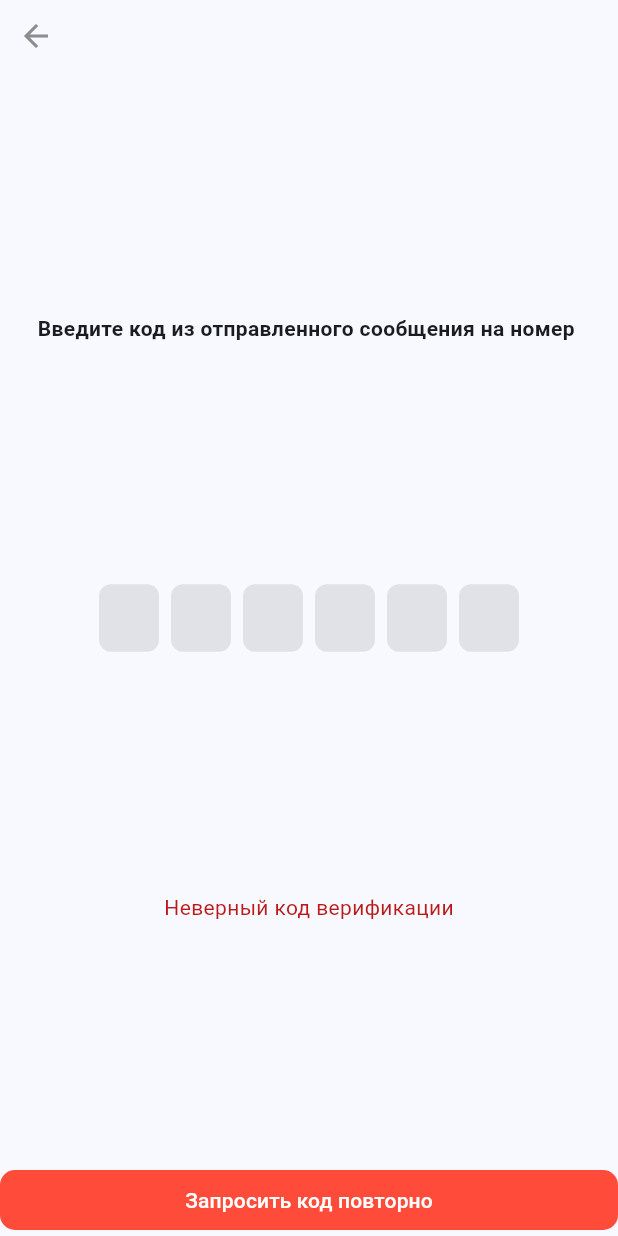
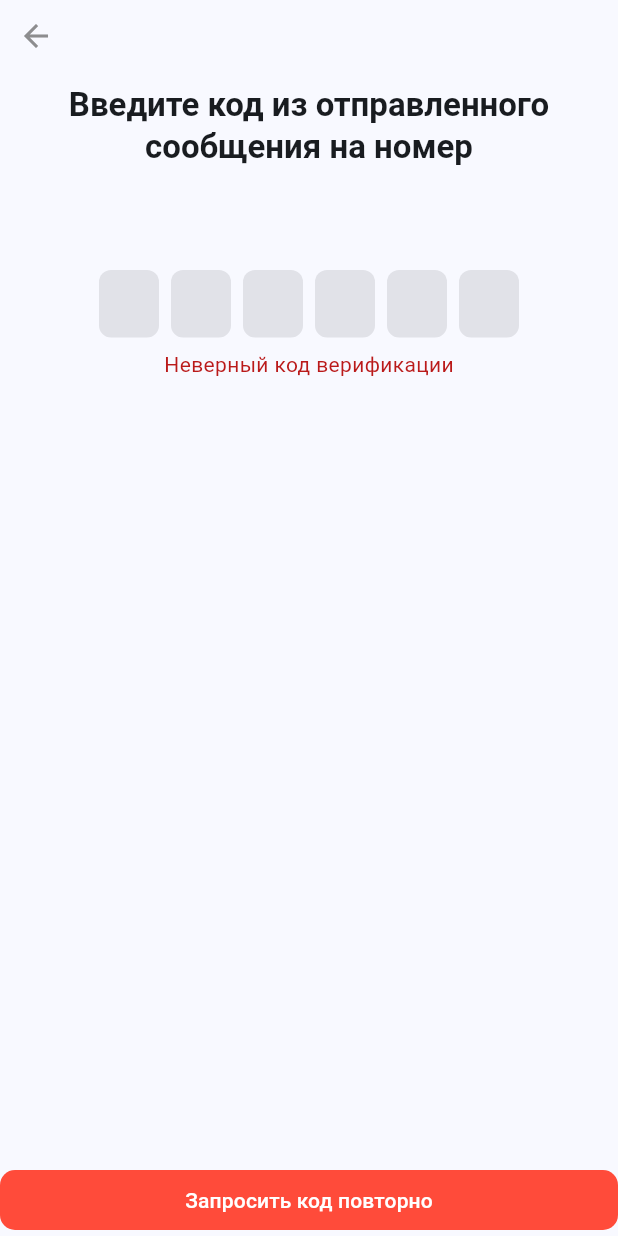
Before and after one commit to toastmanager/peak_it_2024_app, a Flutter app: the CodeVerifyScreen widget shown alone on an empty page, opened directly with empty values, after a tap on "Запросить код повторно", on a phone screen of 412 x 824 dp. Run offline on Flutter 3.47's test engine with Material 3 defaults, Android fonts, the light colour scheme and no system bars; drawn by our look-alikes of pinput; our stand-ins replace auto_route, bloc, cached_network_image, dio, equatable, flutter_bloc and 10 more; missing offline and left inert: widgetbook, widgetbook_annotation; accounts and stored records are empty; generated files the repository leaves out were written again; network calls fail; Roboto replaces fonts that are missing (SFProRounded).

Commit message:
style(auth): make phone and code verify screens look closer to the design

```diff
--- a/lib/features/auth/presentation/widgets/code_verify_screen.dart
+++ b/lib/features/auth/presentation/widgets/code_verify_screen.dart
@@ -22,9 +22,7 @@ class CodeVerifyScreen extends StatelessWidget {
     final bloc = context.read<AuthBloc>();
     return BlocBuilder<AuthBloc, AuthState>(
       builder: (context, state) {
-        return Column(
-            mainAxisAlignment: MainAxisAlignment.spaceBetween,
-            children: [
+        return Column(children: [
           Row(
             mainAxisAlignment: MainAxisAlignment.start,
             children: [
@@ -34,31 +32,34 @@ class CodeVerifyScreen extends StatelessWidget {
                   icon: const Icon(Icons.arrow_back))
             ],
           ),
+          const SizedBox(height: 8),
           Text(
-                "Введите код из отправленного сообщения на номер ${phoneController.text}",
+            "Введите код из отправленного сообщения на номер\n${phoneController.text}",
+            textAlign: TextAlign.center,
             style: Theme.of(context)
                 .textTheme
-                    .bodyMedium
+                .titleLarge
                 ?.copyWith(fontWeight: FontWeight.bold),
           ),
+          const SizedBox(height: 40),
           Pinput(
               autofocus: true,
               defaultPinTheme: PinTheme(
                   width: 40,
                   height: 45,
                   decoration: BoxDecoration(
-                          color: Theme.of(context)
-                              .colorScheme
-                              .surfaceContainerHighest,
+                      color:
+                          Theme.of(context).colorScheme.surfaceContainerHighest,
                       borderRadius: BorderRadius.circular(8))),
               length: 6,
               onCompleted: (pin) {
                 bloc.add(AuthVerifyCode(
                     entity: VerifyCodeEntity(
-                            phone:
-                                AuthUtils.unformatPhone(phoneController.text),
+                        phone: AuthUtils.unformatPhone(phoneController.text),
                         code: pin)));
               }),
+          if (state is AuthCodeInvalid || state is AuthCodeExpired)
+            const SizedBox(height: 8),
           if (state is AuthCodeInvalid)
             Text(
               'Неверный код верификации',
@@ -73,6 +74,7 @@ class CodeVerifyScreen extends StatelessWidget {
                     .textTheme
                     .bodyMedium
                     ?.copyWith(color: Theme.of(context).colorScheme.error)),
+          const Spacer(),
           ExpandedHorizontally(
               child: FilledButton(
                   onPressed: () {
--- a/lib/features/auth/presentation/widgets/phone_screen.dart
+++ b/lib/features/auth/presentation/widgets/phone_screen.dart
@@ -23,7 +23,9 @@ class PhoneScreen extends StatelessWidget {
         return Column(
             mainAxisAlignment: MainAxisAlignment.spaceBetween,
             children: [
-              const Spacer(),
+              const SizedBox(
+                height: 80,
+              ),
               Padding(
                 padding: const EdgeInsets.symmetric(horizontal: 36),
                 child: Text(
```
Lines whose indentation alone changed are shown as unchanged.
